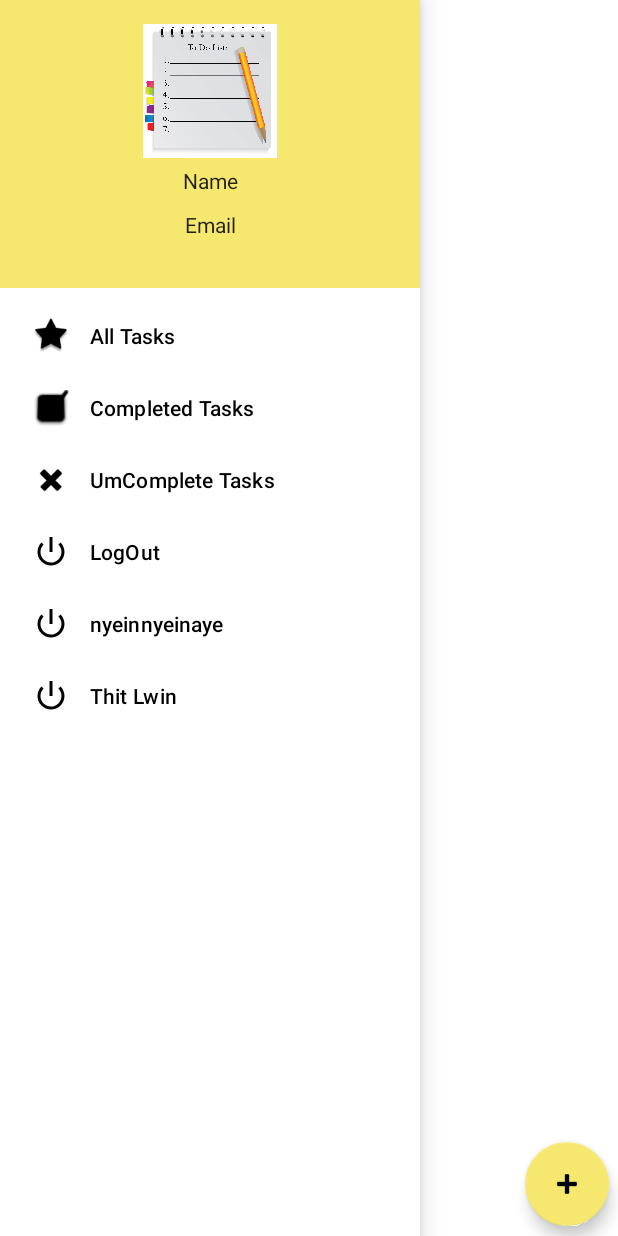
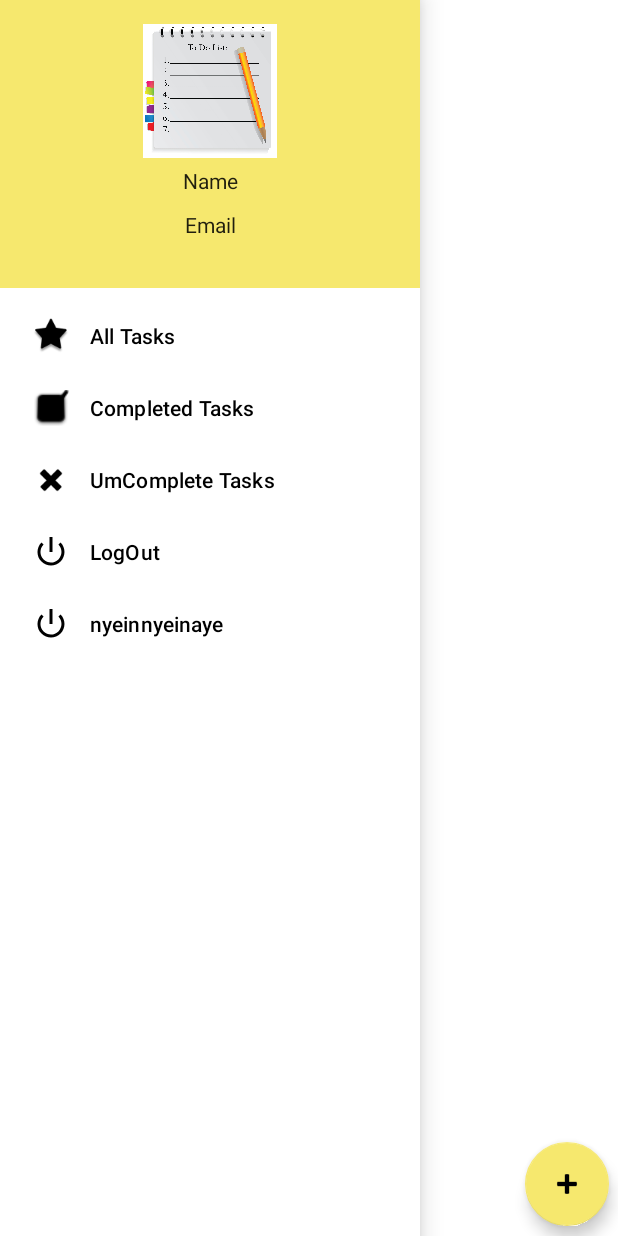
Before and after one commit to NyeinNyeinAye769/ToDoLists, an Android app: the HomeFragment screen opened through its navigation route, with the side drawer open, on a phone screen of 412 x 824 dp. Run offline under Robolectric (Android 15) with nearby library versions, the light colour scheme and no system bars; our stand-ins replace Dagger/Hilt's generated code, Room's generated code, data binding, navigation-ui; libraries missing offline, so code that uses them is left out: androidx.hilt.lifecycle.

```diff
--- a/ToDoLists/app/src/main/res/menu/drawer_actions.xml
+++ b/ToDoLists/app/src/main/res/menu/drawer_actions.xml
@@ -36,8 +36,4 @@
         android:id="@+id/todo1"
         android:icon="@android:drawable/ic_lock_power_off"
         android:title="nyeinnyeinaye" />
-    <item
-        android:id="@+id/thitMenu"
-        android:icon="@android:drawable/ic_lock_power_off"
-        android:title="Thit Lwin" />
 </menu>
```
